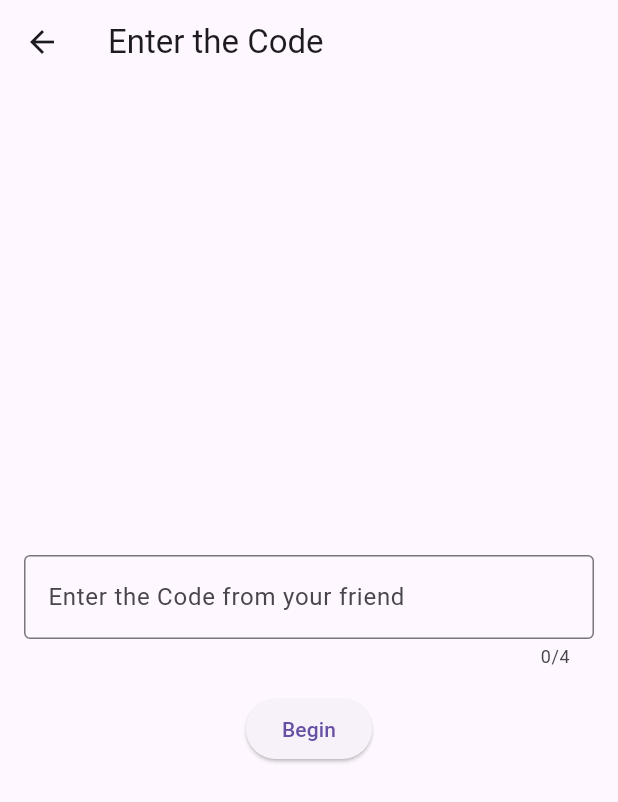
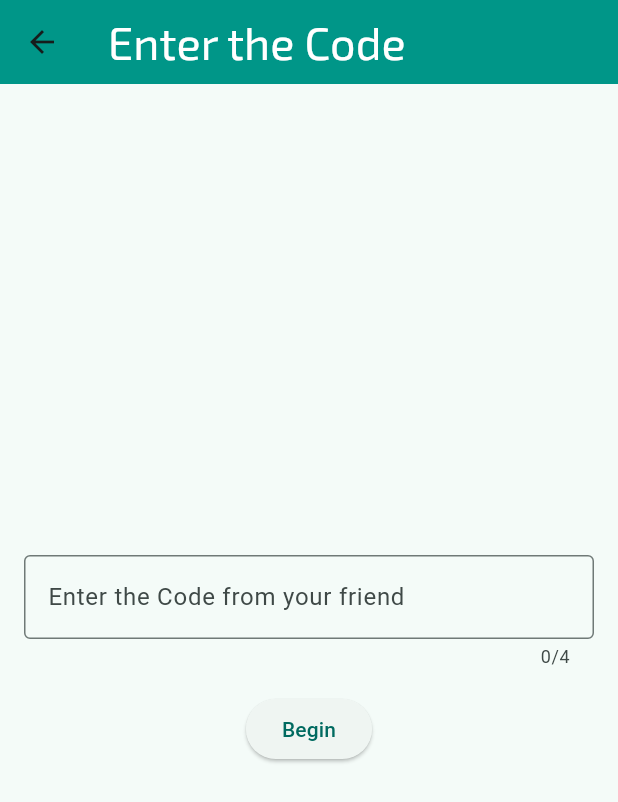
Before and after one commit to nkun0003/movie_night, a Flutter app: the screen it shows after launch, after a tap on "Enter a Code", on a phone screen of 412 x 824 dp. Shown: the top 802 px of the screen. Run offline on Flutter 3.47's test engine with Material 3 defaults, Android fonts, the phone set to English and light mode, and no system bars; missing offline and left inert: platform_device_id; network calls fail.

Commit message:
applied the font with fromSeed theme

```diff
--- a/lib/main.dart
+++ b/lib/main.dart
@@ -12,8 +12,24 @@ class MovieNight extends StatelessWidget {
   Widget build(BuildContext context) {
     return MaterialApp(
       theme: ThemeData(
-        primarySwatch: Colors.brown,
-      ),
+          useMaterial3: true, // enabling Material 3 design
+          colorScheme: ColorScheme.fromSeed(
+            seedColor: Colors
+                .teal, // defining primary color, i used seed instead of Swatch due to its dynamic nature of the color scheme
+          ),
+          textTheme: const TextTheme(
+            bodyMedium: TextStyle(
+                fontSize: 20, fontFamily: 'Exo_2', color: Colors.white),
+          ),
+          // make the appBar styling global
+          appBarTheme: const AppBarTheme(
+            backgroundColor: Colors.teal,
+            titleTextStyle: TextStyle(
+              fontSize: 30,
+              fontFamily: 'Exo_2',
+              color: Colors.white,
+            ),
+          )),
       initialRoute: '/', // WelcomeScreen is the starting screen
       routes: {
         '/': (context) => WelcomeScreen(),
--- a/lib/screens/welcome_screen.dart
+++ b/lib/screens/welcome_screen.dart
@@ -27,18 +27,33 @@ class _WelcomeScreenState extends State<WelcomeScreen> {
   Widget build(BuildContext context) {
     // here building the UI of the screen.
     return Scaffold(
-      appBar: AppBar(title: Text('Movie Night!')),
+      appBar: AppBar(
+        title: Text('Movie Night!'),
+        backgroundColor: Colors.teal,
+      ),
       body: Center(
         child: Column(
           mainAxisAlignment: MainAxisAlignment.center,
           children: [
             ElevatedButton(
               onPressed: () => Navigator.pushNamed(context, '/share_code'),
-              child: Text('Get a Code'),
+              child: Text(
+                'Get a Code',
+                style: TextStyle(
+                  fontFamily: 'Exo_2',
+                  fontSize: 18,
+                ),
+              ),
             ),
             ElevatedButton(
               onPressed: () => Navigator.pushNamed(context, '/enter_code'),
-              child: Text('Enter a Code'),
+              child: Text(
+                'Enter a Code',
+                style: TextStyle(
+                  fontFamily: 'Exo_2',
+                  fontSize: 18,
+                ),
+              ),
             ),
           ],
         ),
```
